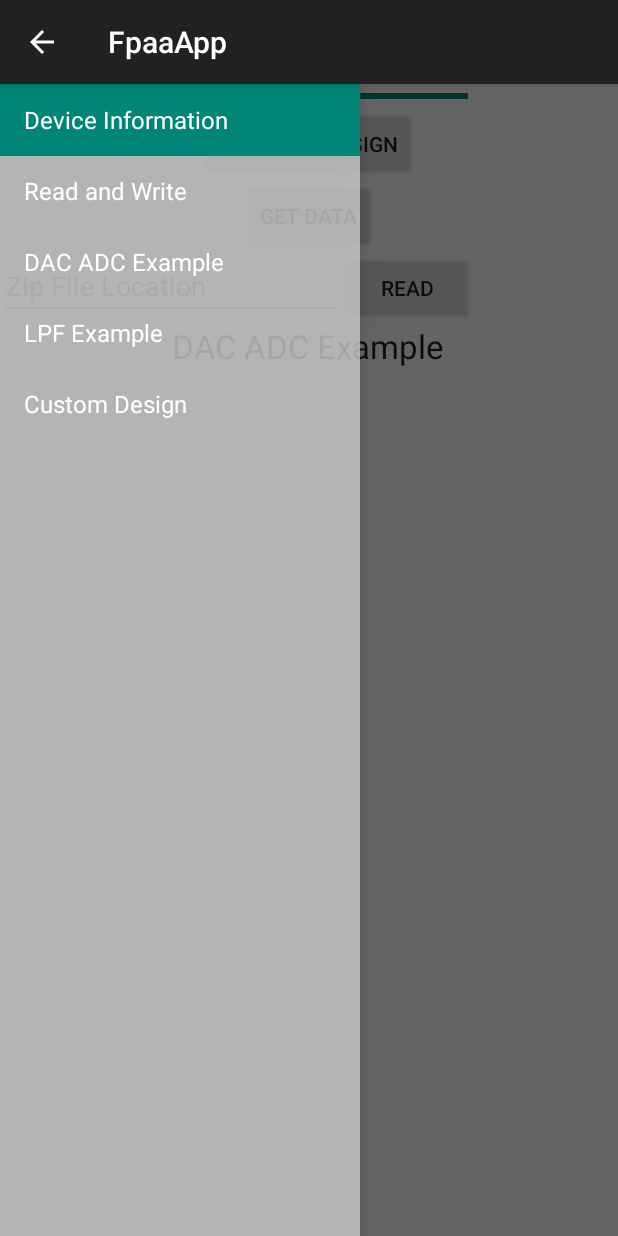
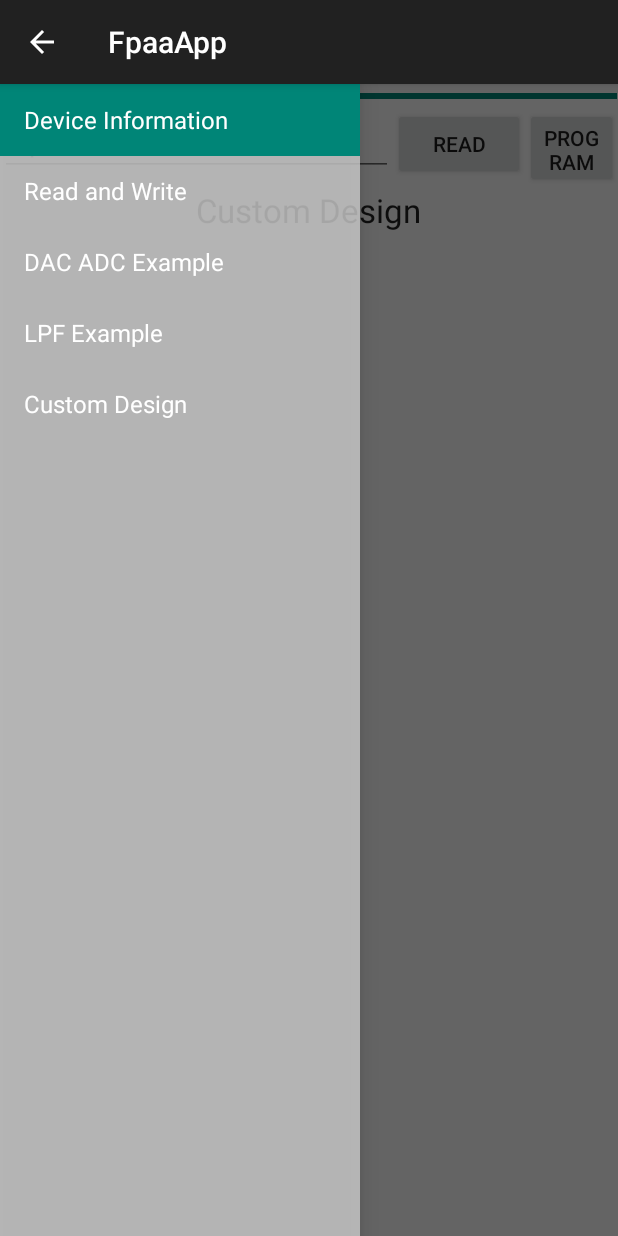
Before and after one commit to jkelley1/FPAA, an Android app: the fragment OscopeView placed in its activity, on a phone screen of 412 x 824 dp. Run offline under Robolectric (Android 15) with nearby library versions, the phone set to English and light mode, and no system bars; libraries missing offline, so code that uses them is left out: com.jjoe64.graphview; plain views replace GraphView; 3 statements that could not run were skipped.

Commit message:
new LPF design

```diff
--- a/demo/app/src/main/res/layout/fragment_oscope.xml
+++ b/demo/app/src/main/res/layout/fragment_oscope.xml
@@ -4,38 +4,65 @@
     android:layout_width="match_parent"
     android:layout_height="match_parent" >
 
-    <LinearLayout xmlns:android="http://schemas.android.com/apk/res/android"
+    <LinearLayout
         android:orientation="vertical" android:layout_width="match_parent"
         android:layout_height="match_parent">
 
         <ProgressBar
+            android:id="@+id/progress_bar"
             style="?android:attr/progressBarStyleHorizontal"
+            android:layout_width="411dp"
+            android:layout_height="wrap_content"
+            android:layout_gravity="center_horizontal"
             android:layout_marginLeft="100dp"
             android:layout_marginRight="100dp"
-            android:layout_width="fill_parent"
-            android:layout_height="wrap_content"
-            android:id="@+id/progress_bar"
-            android:layout_gravity="center_horizontal"
+            android:indeterminate="false"
             android:max="100"
-            android:indeterminate="false"
             android:progress="100" />
 
-        <Button
-            android:layout_width="wrap_content"
-            android:layout_height="wrap_content"
-            android:text="Program Design"
-            android:id="@+id/program_design_button"
-            android:layout_gravity="center_horizontal" />
-
-        <Button
-            android:layout_width="wrap_content"
-            android:layout_height="wrap_content"
-            android:text="Get Data"
-            android:id="@+id/get_data_button"
-            android:layout_gravity="center_horizontal" />
         <TableRow
             android:layout_width="match_parent"
-            android:layout_height="wrap_content">
+            android:layout_height="match_parent" />
+
+        <TableRow
+            android:layout_width="match_parent"
+            android:layout_height="53dp">
+
+            <TableRow
+                android:layout_width="match_parent"
+                android:layout_height="wrap_content">
+
+                <EditText
+                    android:id="@+id/zip_file_location"
+                    android:layout_width="262dp"
+                    android:layout_height="wrap_content"
+                    android:layout_gravity="center_horizontal"
+                    android:ems="10"
+                    android:hint="Zip File Location"
+                    android:inputType="text" />
+
+                <Button
+                    android:id="@+id/zip_file_location_button"
+                    style="@android:style/Widget.Material.Button"
+                    android:layout_width="wrap_content"
+                    android:layout_height="wrap_content"
+                    android:layout_gravity="center_horizontal"
+                    android:text="Read" />
+
+                <Button
+                    android:id="@+id/program_design_button"
+                    android:layout_width="wrap_content"
+                    android:layout_height="wrap_content"
+                    android:layout_gravity="center_horizontal"
+                    android:text="Program Design" />
+
+                <Button
+                    android:id="@+id/get_data_button"
+                    android:layout_width="wrap_content"
+                    android:layout_height="wrap_content"
+                    android:layout_gravity="center_horizontal"
+                    android:text="Get Data" />
+            </TableRow>
 
             <EditText
                 android:id="@+id/zip_file_location"
@@ -54,19 +81,20 @@
                 android:layout_gravity="center_horizontal"
                 android:text="Read" />
         </TableRow>
+
         <TextView
+            android:id="@+id/textView2"
             android:layout_width="wrap_content"
             android:layout_height="wrap_content"
-            android:textAppearance="?android:attr/textAppearanceLarge"
-            android:text="DAC ADC Example"
-            android:id="@+id/textView2"
-            android:layout_gravity="center_horizontal" />
+            android:layout_gravity="center_horizontal"
+            android:text="Custom Design"
+            android:textAppearance="?android:attr/textAppearanceLarge" />
 
         <com.jjoe64.graphview.GraphView
-            android:layout_margin="10dp"
+            android:id="@+id/graph"
             android:layout_width="fill_parent"
-            android:layout_height="400dip"
-            android:id="@+id/graph"/>
+            android:layout_height="615dp"
+            android:layout_margin="10dp" />
     </LinearLayout>
 
 </ScrollView>
```
Also changed, not shown: 1 other file.
